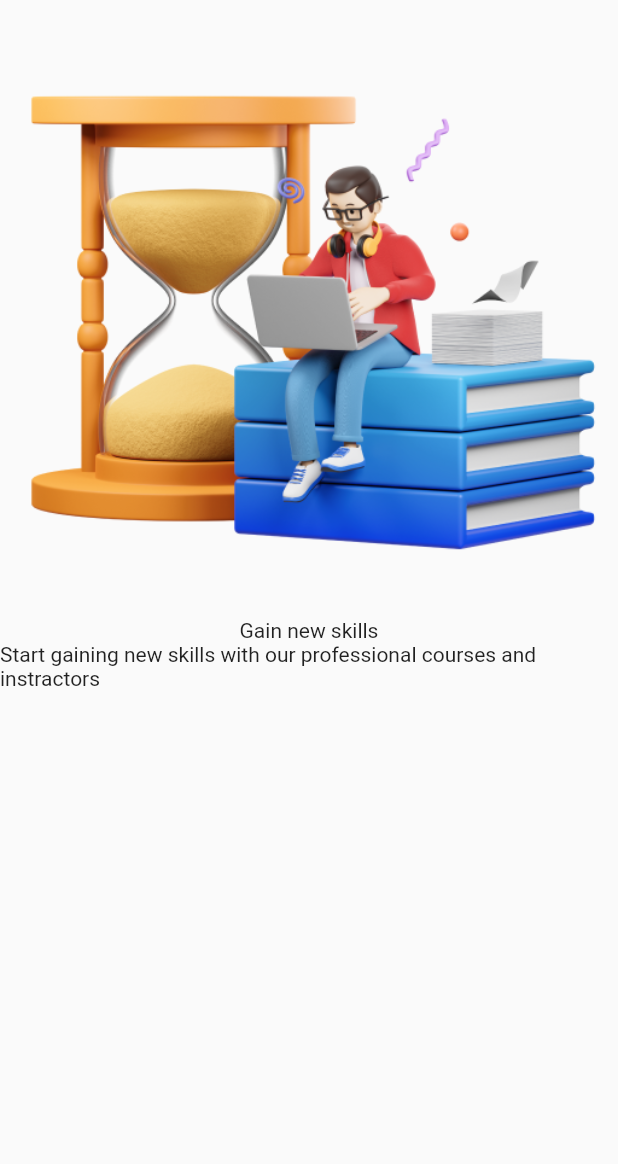
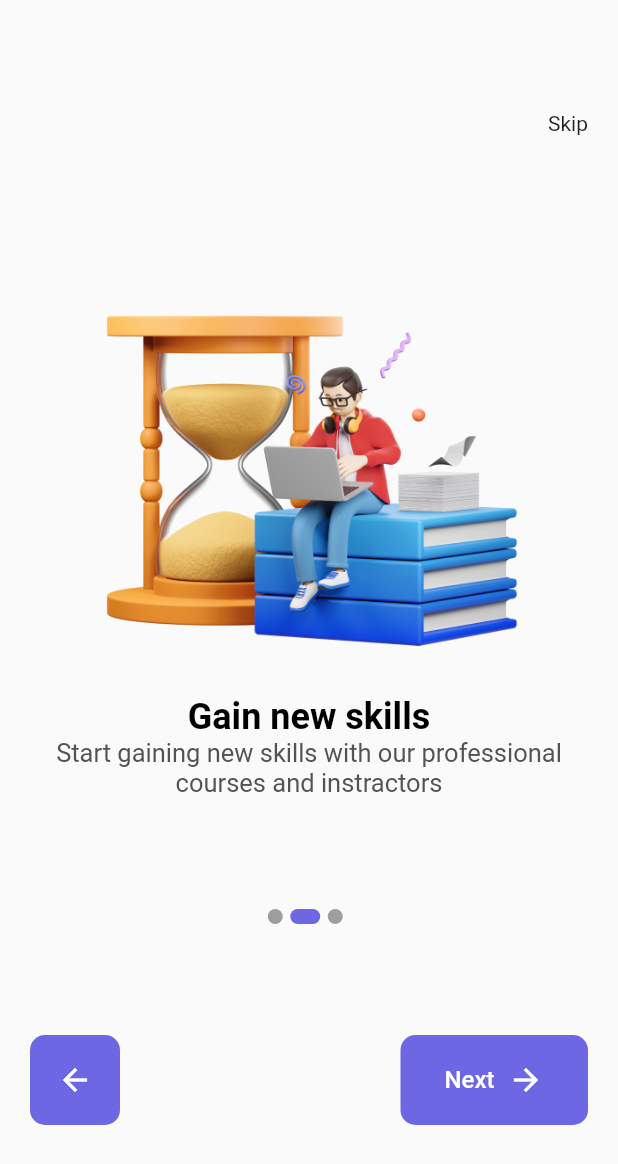
Before and after one commit to SA33ED/on_boarding_app, a Flutter app: the screen it shows after launch, swiped to page 2, on a phone screen of 412 x 824 dp. Shown: the top 1164 px of the screen. Run offline on Flutter 3.47's test engine with Material 2 defaults, Android fonts, the phone set to English and light mode, and no system bars; Roboto replaces fonts that are missing (Poppins).

Commit message:
Finish App

```diff
--- a/lib/main.dart
+++ b/lib/main.dart
@@ -1,4 +1,5 @@
 import 'package:flutter/material.dart';
+import 'package:onboarding/screens/homa_page.dart';
 import 'package:onboarding/screens/on_boarding.dart';
 
 void main() {
@@ -10,9 +11,13 @@ class MyApp extends StatelessWidget {
 
   @override
   Widget build(BuildContext context) {
-    return const MaterialApp(
+    return MaterialApp(
       debugShowCheckedModeBanner: false,
-      home: Onboarding(),
+      routes: {
+        Onboarding.id: (context) => const Onboarding(),
+        HomePage.id: (context) => const HomePage(),
+      },
+      initialRoute: Onboarding.id,
     );
   }
 }
--- a/lib/models/on_boarding_model.dart
+++ b/lib/models/on_boarding_model.dart
@@ -1,7 +1,7 @@
-import 'package:flutter/material.dart';
+
 
 class OnBoardingModel {
-  Image image;
+  String image;
   String title;
   String description;
   OnBoardingModel({
@@ -13,18 +13,18 @@ class OnBoardingModel {
 
 List<OnBoardingModel> onBoardnigContent = [
   OnBoardingModel(
-    image: Image.asset("assets/images/onBoarding1.png"),
+    image: "assets/images/onBoarding1.png",
     title: "Welcome to BFCAI",
     description: "Your new friend in your Success journey",
   ),
   OnBoardingModel(
-    image: Image.asset("assets/images/onBoarding2.png"),
+    image: "assets/images/onBoarding2.png",
     title: "Gain new skills",
     description:
         "Start gaining new skills with our professional courses and instractors",
   ),
   OnBoardingModel(
-    image: Image.asset("assets/images/onBoarding3.png"),
+    image: "assets/images/onBoarding3.png",
     title: "Easy To Access",
     description:
         "Learn easily with cocoon, you can access many courses just click enroll",
--- /dev/null
+++ b/lib/screens/homa_page.dart
@@ -0,0 +1,10 @@
+import 'package:flutter/material.dart';
+
+class HomePage extends StatelessWidget {
+  const HomePage({super.key});
+  static String id = "HomePage";
+  @override
+  Widget build(BuildContext context) {
+    return const Scaffold();
+  }
+}
--- a/lib/screens/on_boarding.dart
+++ b/lib/screens/on_boarding.dart
@@ -1,20 +1,122 @@
 import 'package:flutter/material.dart';
 import 'package:onboarding/models/on_boarding_model.dart';
+import 'package:onboarding/screens/homa_page.dart';
+import 'package:onboarding/widgets/back_btn.dart';
+import 'package:onboarding/widgets/bulid_dods.dart';
+import 'package:onboarding/widgets/next_btn.dart';
+import 'package:onboarding/widgets/start_btn.dart';
 
-class Onboarding extends StatelessWidget {
+class Onboarding extends StatefulWidget {
   const Onboarding({super.key});
+  @override
+  State<Onboarding> createState() => _OnboardingState();
+  static String id = "Onboarding";
+}
+
+class _OnboardingState extends State<Onboarding> {
+  int currentIndex = 0;
+  PageController? _controller;
+  @override
+  void initState() {
+    _controller = PageController(initialPage: 0);
+    super.initState();
+  }
 
   @override
   Widget build(BuildContext context) {
     return Scaffold(
       body: PageView.builder(
+        controller: _controller,
+        onPageChanged: (int index) {
+          setState(() {
+            currentIndex = index;
+          });
+        },
         itemCount: onBoardnigContent.length,
         itemBuilder: (_, i) {
           return Column(
+            mainAxisAlignment: MainAxisAlignment.spaceEvenly,
             children: [
-              onBoardnigContent[i].image,
-              Text(onBoardnigContent[i].title),
-              Text(onBoardnigContent[i].description),
+              Row(
+                mainAxisAlignment: MainAxisAlignment.end,
+                children: [
+                  Padding(
+                    padding: const EdgeInsets.only(right: 20.0),
+                    child: InkWell(
+                      onTap: () {
+                        Navigator.pushNamed(context, HomePage.id);
+                      },
+                      child: const Text("Skip"),
+                    ),
+                  ),
+                ],
+              ),
+              Padding(
+                padding: const EdgeInsets.symmetric(horizontal: 15.0),
+                child: Column(
+                  children: [
+                    Image.asset(onBoardnigContent[i].image, width: 300),
+                    Text(onBoardnigContent[i].title,
+                        style: const TextStyle(
+                            color: Colors.black,
+                            fontSize: 24,
+                            fontFamily: 'Poppins',
+                            fontWeight: FontWeight.w600)),
+                    Text(onBoardnigContent[i].description,
+                        style: const TextStyle(
+                            color: Color(0xFF535353),
+                            fontSize: 17,
+                            fontFamily: 'Poppins',
+                            fontWeight: FontWeight.w400),
+                        textAlign: TextAlign.center),
+                  ],
+                ),
+              ),
+              Row(
+                mainAxisAlignment: MainAxisAlignment.center,
+                children: List.generate(
+                  onBoardnigContent.length,
+                  (index) => buildDots(index, currentIndex),
+                ),
+              ),
+              Padding(
+                padding: const EdgeInsets.symmetric(horizontal: 20.0),
+                child: Row(
+                  mainAxisAlignment: MainAxisAlignment.center,
+                  children: [
+                    currentIndex == 0
+                        ? Expanded(
+                            child: Row(
+                              mainAxisAlignment: MainAxisAlignment.spaceBetween,
+                              children: [
+                                const Spacer(flex: 1),
+                                NextBtn(controller: _controller!),
+                              ],
+                            ),
+                          )
+                        : currentIndex == onBoardnigContent.length - 1
+                            ? const StartBtn()
+                            : Expanded(
+                                child: Row(
+                                  mainAxisAlignment:
+                                      MainAxisAlignment.spaceBetween,
+                                  children: [
+                                    GestureDetector(
+                                      onTap: () {
+                                        _controller!.previousPage(
+                                            duration: const Duration(
+                                                milliseconds: 100),
+                                            curve: Curves.bounceIn);
+                                      },
+                                      child: BackBtn(controller: _controller!),
+                                    ),
+                                    NextBtn(controller: _controller!),
+                                  ],
+                                ),
+                              ),
+                  ],
+                ),
+              )
             ],
           );
         },
--- /dev/null
+++ b/lib/widgets/back_btn.dart
@@ -0,0 +1,39 @@
+// ignore_for_file: must_be_immutable
+
+import 'package:flutter/material.dart';
+
+class BackBtn extends StatelessWidget {
+   BackBtn({super.key,required this.controller});
+  PageController controller;
+  @override
+  Widget build(BuildContext context) {
+    return GestureDetector(
+      onTap: () {
+        controller.previousPage(
+            duration: const Duration(milliseconds: 100),
+            curve: Curves.bounceIn);
+      },
+      child: Container(
+        width: 60,
+        height: 60,
+        decoration: ShapeDecoration(
+          color: const Color(0xFF6D67E4),
+          shape: RoundedRectangleBorder(
+            borderRadius: BorderRadius.circular(10),
+          ),
+        ),
+        child: const Row(
+          mainAxisSize: MainAxisSize.min,
+          mainAxisAlignment: MainAxisAlignment.center,
+          crossAxisAlignment: CrossAxisAlignment.center,
+          children: [
+            Icon(
+              Icons.arrow_back,
+              color: Colors.white,
+            )
+          ],
+        ),
+      ),
+    );
+  }
+}
--- /dev/null
+++ b/lib/widgets/bulid_dods.dart
@@ -0,0 +1,13 @@
+  import 'package:flutter/material.dart';
+
+Container buildDots(index,currentIndex) {
+    return Container(
+      width: index == currentIndex ? 20 : 10,
+      height: 10,
+      margin: const EdgeInsets.only(right: 5),
+      decoration: BoxDecoration(
+        borderRadius: BorderRadius.circular(20),
+        color: index == currentIndex ? const Color(0xff6D67E4) : Colors.grey,
+      ),
+    );
+  }
--- /dev/null
+++ b/lib/widgets/next_btn.dart
@@ -0,0 +1,53 @@
+// ignore_for_file: must_be_immutable
+
+import 'package:flutter/material.dart';
+
+class NextBtn extends StatelessWidget {
+  NextBtn({super.key, required this.controller});
+  PageController controller;
+  @override
+  Widget build(BuildContext context) {
+    return GestureDetector(
+      onTap: () {
+        controller.nextPage(
+            duration: const Duration(milliseconds: 100),
+            curve: Curves.bounceIn);
+      },
+      child: Container(
+        width: 125,
+        height: 60,
+        padding: const EdgeInsets.symmetric(horizontal: 27, vertical: 16),
+        decoration: ShapeDecoration(
+          color: const Color(0xFF6D67E4),
+          shape: RoundedRectangleBorder(
+            borderRadius: BorderRadius.circular(10),
+          ),
+        ),
+        child: const Row(
+          mainAxisSize: MainAxisSize.min,
+          mainAxisAlignment: MainAxisAlignment.center,
+          crossAxisAlignment: CrossAxisAlignment.center,
+          children: [
+            Text(
+              'Next',
+              textAlign: TextAlign.center,
+              style: TextStyle(
+                color: Colors.white,
+                fontSize: 16,
+                fontFamily: 'Poppins',
+                fontWeight: FontWeight.w500,
+              ),
+            ),
+            SizedBox(
+              width: 9,
+            ),
+            Icon(
+              Icons.arrow_forward,
+              color: Colors.white,
+            )
+          ],
+        ),
+      ),
+    );
+  }
+}
--- /dev/null
+++ b/lib/widgets/start_btn.dart
@@ -0,0 +1,44 @@
+import 'package:flutter/material.dart';
+import 'package:onboarding/screens/homa_page.dart';
+
+class StartBtn extends StatelessWidget {
+  const StartBtn({
+    super.key,
+  });
+
+  @override
+  Widget build(BuildContext context) {
+    return GestureDetector(
+      onTap: () {
+        Navigator.pushNamed(context, HomePage.id);
+      },
+      child: Container(
+        width: 350,
+        height: 60,
+        decoration: ShapeDecoration(
+          color: const Color(0xFF6D67E4),
+          shape: RoundedRectangleBorder(
+            borderRadius: BorderRadius.circular(10),
+          ),
+        ),
+        child: const Row(
+          mainAxisSize: MainAxisSize.min,
+          mainAxisAlignment: MainAxisAlignment.center,
+          crossAxisAlignment: CrossAxisAlignment.center,
+          children: [
+            Text(
+              'Start ',
+              textAlign: TextAlign.center,
+              style: TextStyle(
+                color: Colors.white,
+                fontSize: 16,
+                fontFamily: 'Poppins',
+                fontWeight: FontWeight.w600,
+              ),
+            ),
+          ],
+        ),
+      ),
+    );
+  }
+}
```
